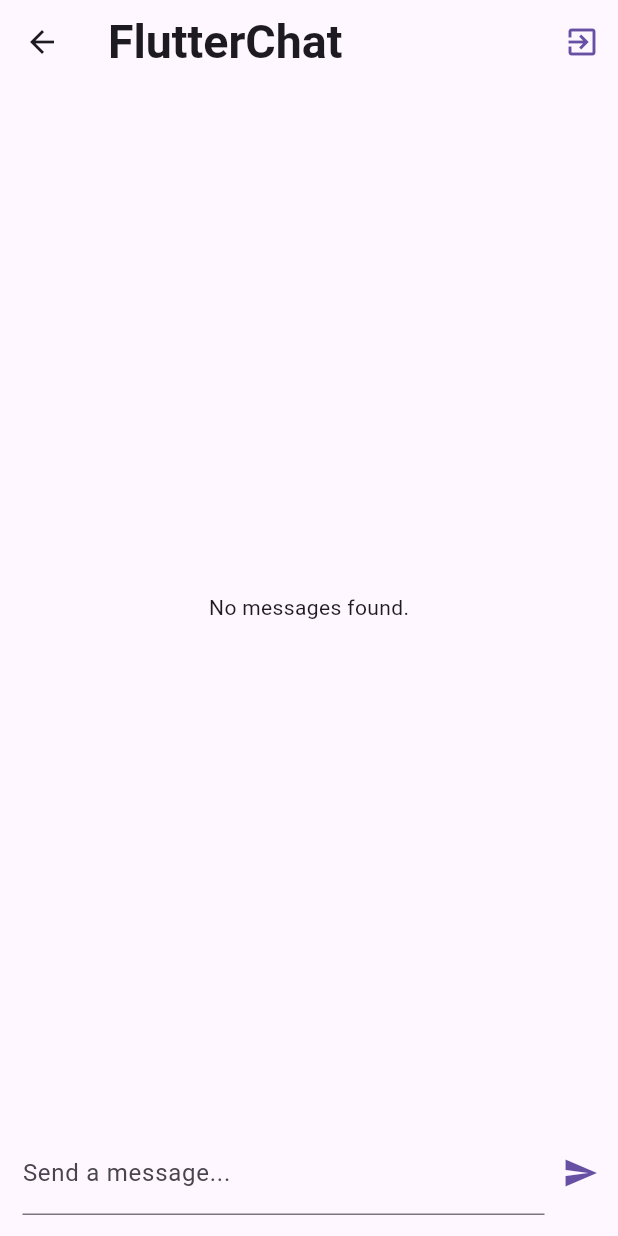
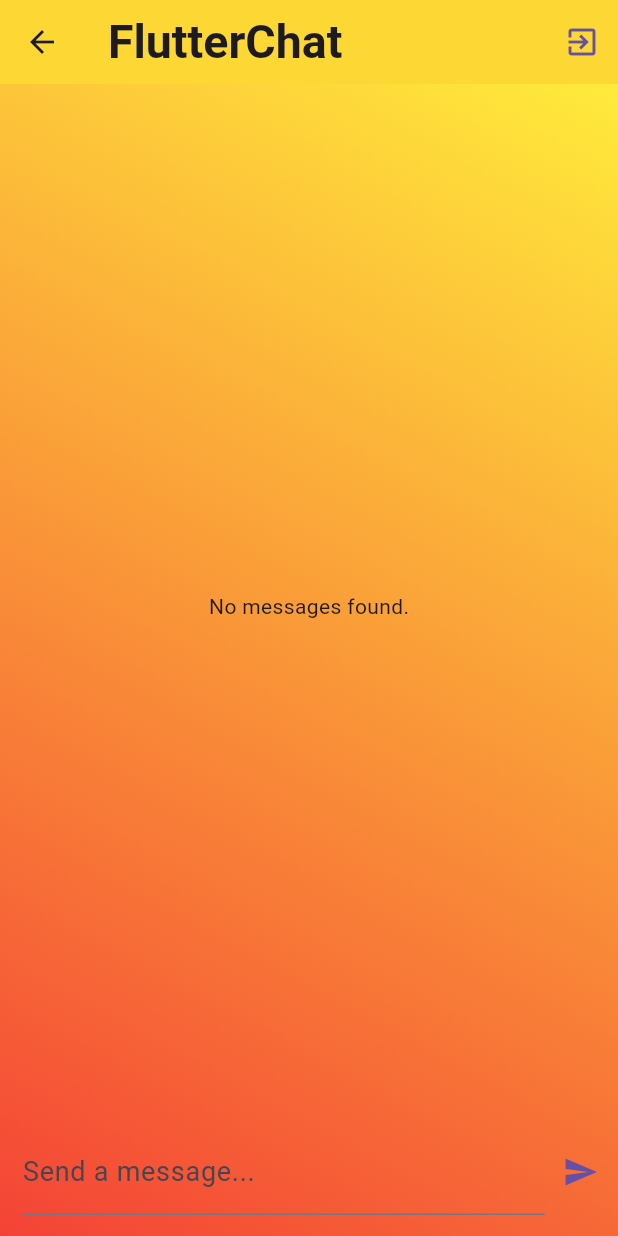
Before and after one commit to DungxLas/-Flutter-calendar_app, a Flutter app: the ChatScreen screen opened directly, on a phone screen of 412 x 824 dp. Run offline on Flutter 3.47's test engine with Material 3 defaults, Android fonts, the phone set to English and light mode, and no system bars; our stand-ins replace cloud_firestore, firebase_auth, firebase_core, firebase_messaging, firebase_storage, image_picker and 1 more; accounts and stored records are empty; network calls fail.

Commit message:
29/11/2023

```diff
--- a/lib/main.dart
+++ b/lib/main.dart
@@ -4,8 +4,8 @@ import 'package:firebase_core/firebase_core.dart';
 
 import 'firebase_options.dart';
 import 'package:calendar_app/screens/auth_screen.dart';
-//import 'package:calendar_app/screens/chat.dart';
 import 'package:calendar_app/screens/splash.dart';
+//import 'package:calendar_app/screens/chat/chat.dart';
 import 'package:calendar_app/screens/calendar/content_screen.dart';
 
 void main() async {
--- a/lib/screens/auth_screen.dart
+++ b/lib/screens/auth_screen.dart
@@ -102,7 +102,7 @@ class _AuthScreenState extends State<AuthScreen> {
           gradient: LinearGradient(
             begin: Alignment.topRight,
             end: Alignment.bottomLeft,
-            colors: [Colors.red, Colors.yellow],
+            colors: [Colors.purple, Colors.white],
           ),
         ),
         padding: const EdgeInsets.symmetric(
--- a/lib/screens/chat/chat.dart
+++ b/lib/screens/chat/chat.dart
@@ -48,14 +48,24 @@ class _ChatScreenState extends State<ChatScreen> {
               ),
             ),
           ],
+          backgroundColor: Colors.yellow.shade600,
         ),
-        body: const Column(
-          children: [
-            Expanded(
-              child: ChatMessages(),
+        body: Container(
+          decoration: const BoxDecoration(
+            gradient: LinearGradient(
+              begin: Alignment.topRight,
+              end: Alignment.bottomLeft,
+              colors: [Colors.yellow, Colors.red],
             ),
-            NewMessage(),
-          ],
+          ),
+          child: const Column(
+            children: [
+              Expanded(
+                child: ChatMessages(),
+              ),
+              NewMessage(),
+            ],
+          ),
         ));
   }
 }
--- a/lib/widgets/chat/new_message.dart
+++ b/lib/widgets/chat/new_message.dart
@@ -58,7 +58,12 @@ class _NewMessageState extends State<NewMessage> {
               textCapitalization: TextCapitalization.sentences,
               autocorrect: true,
               enableSuggestions: true,
-              decoration: const InputDecoration(labelText: 'Send a message...'),
+              decoration: const InputDecoration(
+                labelText: 'Send a message...',
+                labelStyle: TextStyle(
+                  fontSize: 18,
+                ),
+              ),
             ),
           ),
           IconButton(
```
